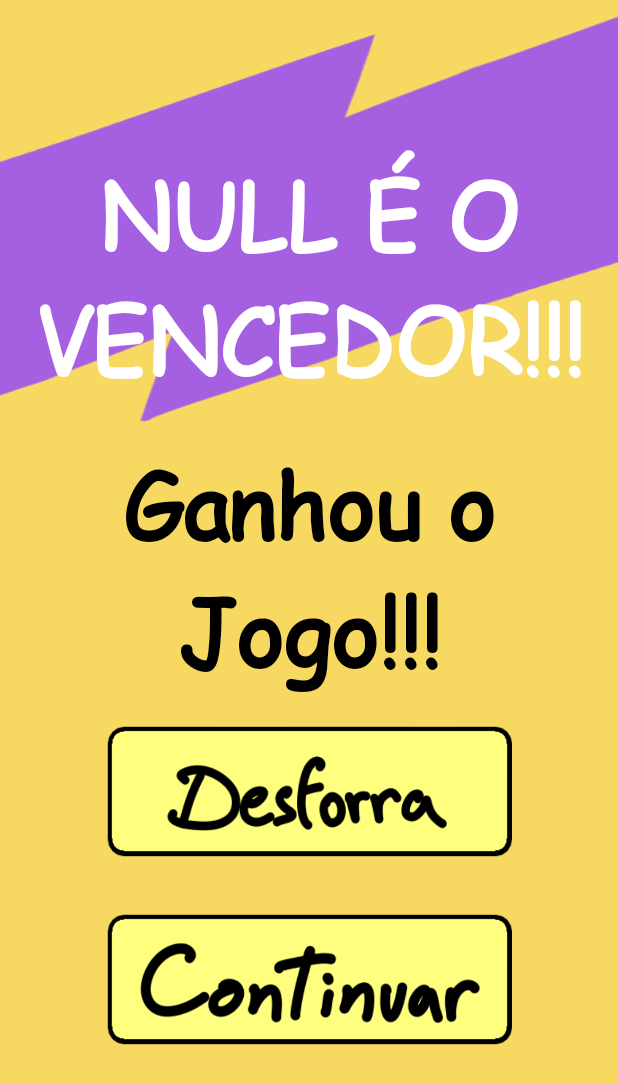
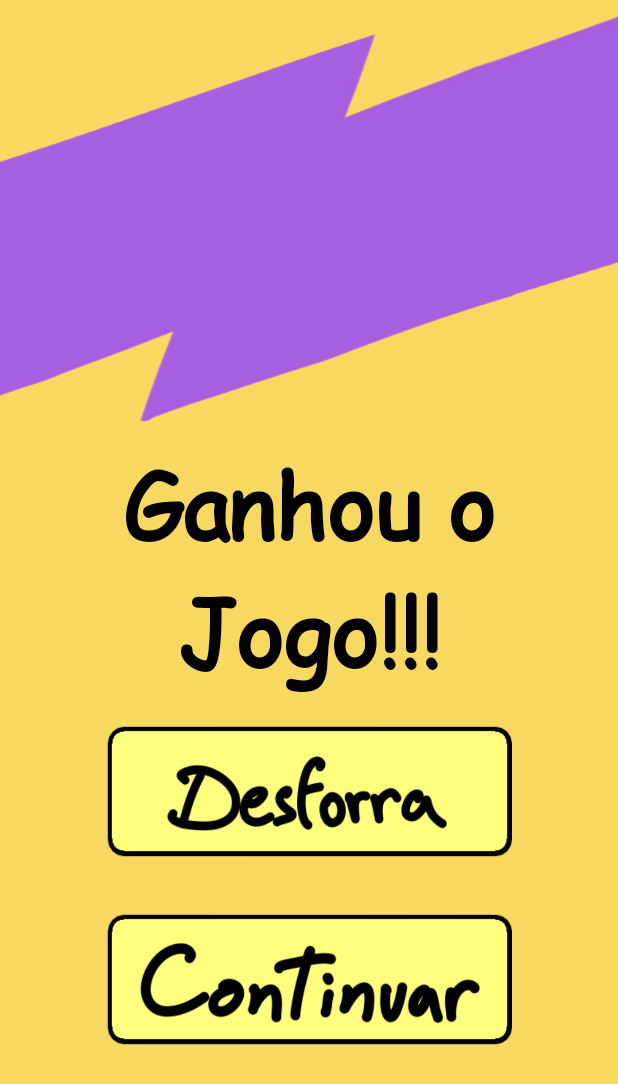
Before and after one commit to Drca1997/CM, an Android app: the fragment WinnerFragment placed in its activity, on a phone screen of 412 x 824 dp. Shown: the top 1084 px of the screen. Run offline under Robolectric (Android 15) with nearby library versions, the phone set to English and light mode, and no system bars.

Commit message:
correção winner

```diff
--- a/GuerraDasEstrelas/app/src/main/java/com/example/guerradasestrelas/ui/gameboard/WinnerFragment.java
+++ b/GuerraDasEstrelas/app/src/main/java/com/example/guerradasestrelas/ui/gameboard/WinnerFragment.java
@@ -59,7 +59,7 @@ public class WinnerFragment extends Fragment {
 
         // IR BUSCAR TEXTO E METER VENCEDOR
         TextView winner_t = (TextView) view.findViewById(R.id.winner_text);
-        winner_t.setText(mParam1 + " É O VENCEDOR!!!");
+        winner_t.setText(mParam1);
 
         // IR BUSCAR BOTAO E DETETAR CLIQUE PARA VOLTAR PO MENU
         Button back_menu = (Button) view.findViewById(R.id.back_menu_butt);
```
